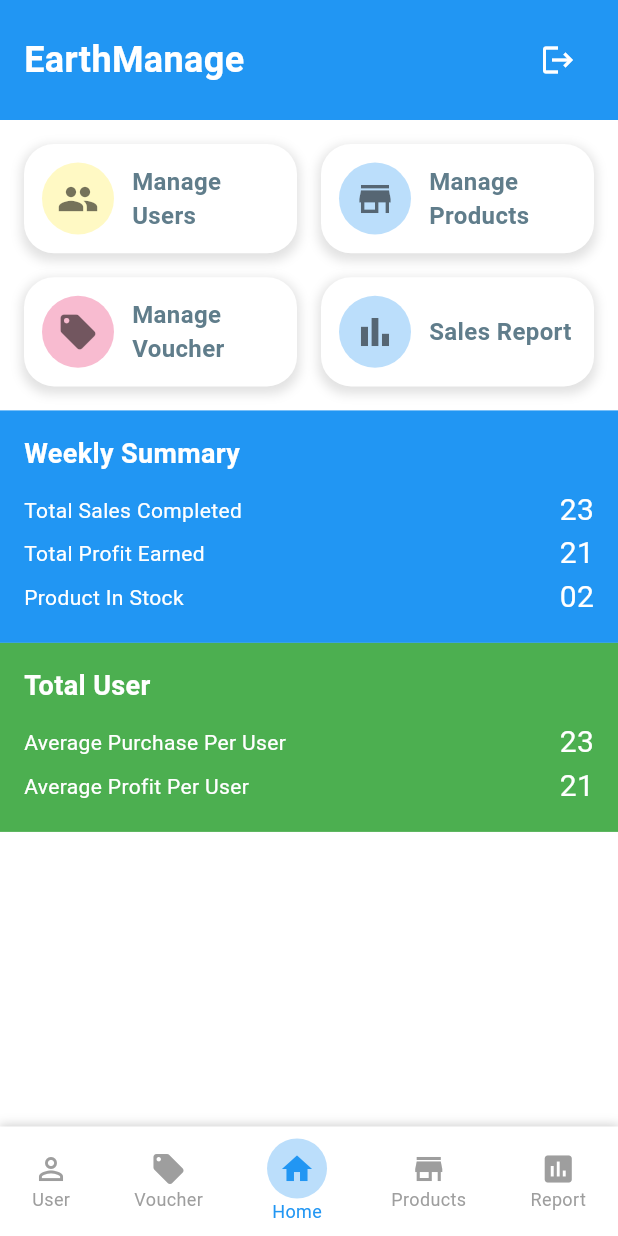
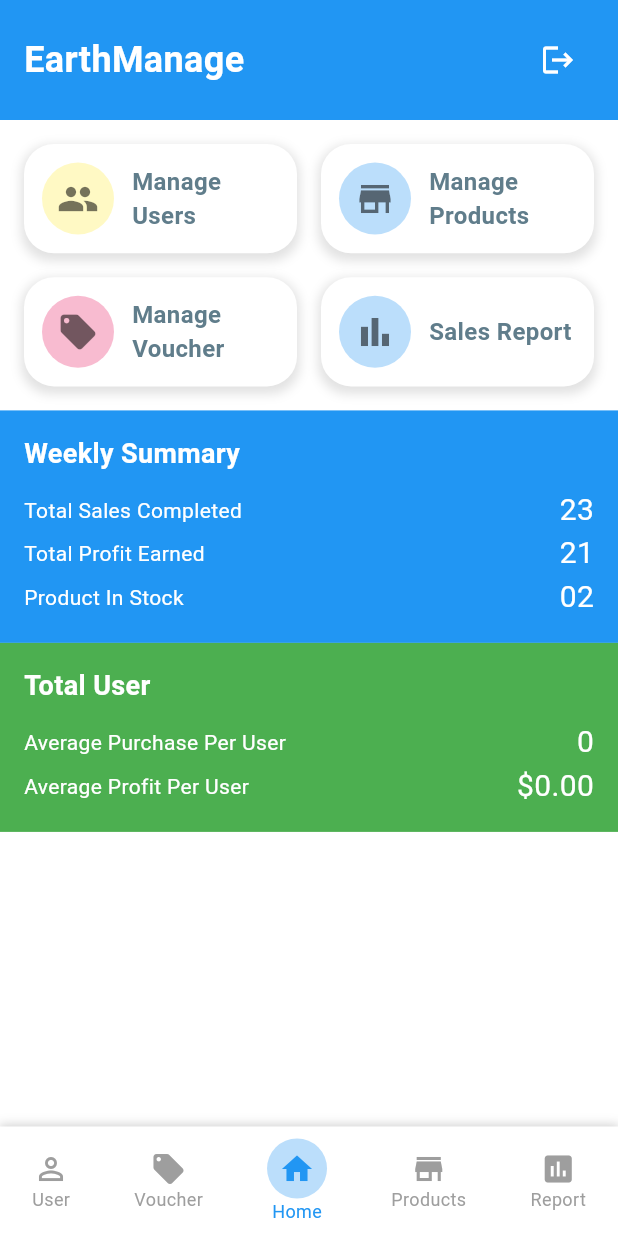
Before and after one commit to siewleeon/EarthShare, a Flutter app: the AdminProfile screen opened by its route, on a phone screen of 412 x 824 dp. Run offline on Flutter 3.47's test engine with Material 3 defaults, Android fonts, the phone set to English and light mode, and no system bars; our stand-ins replace cloud_firestore, firebase_auth, firebase_core, firebase_storage, image_picker, shared_preferences and 1 more; accounts and stored records are empty; project files that could hold a hidden picture were left out.

Commit message:
Admin Profile Total User done

```diff
--- a/lib/adminProfile.dart
+++ b/lib/adminProfile.dart
@@ -1,4 +1,7 @@
 import 'package:flutter/material.dart';
+import 'package:provider/provider.dart';
+import 'package:cloud_firestore/cloud_firestore.dart'; // Add this import
+import '../providers/transaction_provider.dart';
 
 class AdminProfile extends StatefulWidget {
   const AdminProfile({super.key});
@@ -9,243 +12,166 @@ class AdminProfile extends StatefulWidget {
 
 class _ProfilePageState extends State<AdminProfile> {
   void changePage(int page) {
+    // Existing changePage function remains unchanged
     switch (page) {
-      case 0:
-        {
-          debugPrint("home");
-          Navigator.pushReplacementNamed(context, "/adminPage");
-          break;
-        }
-      case 1:
-        {
-          debugPrint("user");
-          break;
-        }
-      case 2:
-        {
-          debugPrint("voucher");
-          Navigator.pushNamed(context, "/manageVoucherPage");
-          break;
-        }
-      case 3:
-        {
-          debugPrint("product");
-          break;
-        }
-      case 4:
-        {
-          debugPrint("report");
-          Navigator.pushNamed(context, "/salesReportPage");
-          break;
-        }
-      case 5:
-        {
-          debugPrint("logout");
-          Navigator.pushNamedAndRemoveUntil(context, '/adminLogin', (Route<dynamic> route) => false);
-          break;
-        }
-      default:
-        break;
+      case 0: Navigator.pushReplacementNamed(context, "/adminPage"); break;
+      case 1: debugPrint("user"); break;
+      case 2: Navigator.pushNamed(context, "/manageVoucherPage"); break;
+      case 3: debugPrint("product"); break;
+      case 4: Navigator.pushNamed(context, "/salesReportPage"); break;
+      case 5: Navigator.pushNamedAndRemoveUntil(context, '/adminLogin', (Route<dynamic> route) => false); break;
     }
   }
 
   @override
+  void initState() {
+    super.initState();
+    // Remove the provider.loadUserTransactions('all') call as it’s replaced by FutureBuilder
+  }
+
+  @override
   Widget build(BuildContext context) {
+    return ChangeNotifierProvider(
+      create: (_) => TransactionProvider(),
+      child: Consumer<TransactionProvider>(
+        builder: (context, provider, child) {
+          if (provider.isLoading) {
+            return const Scaffold(body: Center(child: CircularProgressIndicator()));
+          }
+
           return Scaffold(
             body: SingleChildScrollView(
               child: Column(
                 children: [
-            // Header
+                  // Header (unchanged)
                   Container(
                     padding: const EdgeInsets.all(16),
                     color: Colors.blue,
                     child: Row(
                       mainAxisAlignment: MainAxisAlignment.spaceBetween,
                       children: [
-                  const Text(
-                    'EarthManage',
-                    style: TextStyle(
-                      color: Colors.white,
-                      fontSize: 24,
-                      fontWeight: FontWeight.bold,
-                    ),
-                  ),
-                  IconButton(
-                    icon: const Icon(Icons.logout, color: Colors.white),
-                    onPressed: () {changePage(5);},
-                  ),
+                        const Text('EarthManage', style: TextStyle(color: Colors.white, fontSize: 24, fontWeight: FontWeight.bold)),
+                        IconButton(icon: const Icon(Icons.logout, color: Colors.white), onPressed: () => changePage(5)),
                       ],
                     ),
                   ),
-            // Menu Buttons in Grid
+                  // Menu Buttons (unchanged)
                   Padding(
                     padding: const EdgeInsets.all(16.0),
                     child: GridView.count(
-                crossAxisCount: 2, // 2 columns
-                shrinkWrap: true, // Fit content within the parent
-                physics: const NeverScrollableScrollPhysics(), // Disable scrolling
+                      crossAxisCount: 2,
+                      shrinkWrap: true,
+                      physics: const NeverScrollableScrollPhysics(),
                       crossAxisSpacing: 16,
                       mainAxisSpacing: 16,
-                childAspectRatio: 2.5, // Adjust the aspect ratio for wider buttons
+                      childAspectRatio: 2.5,
                       children: [
-                  _buildMenuButton(
-                    icon: Icons.people,
-                    label: 'Manage Users',
-                    color: Colors.yellow[100]!,
-                    onTap: () => changePage(1),
-                  ),
-                  _buildMenuButton(
-                    icon: Icons.store,
-                    label: 'Manage Products',
-                    color: Colors.blue[100]!,
-                    onTap: () => changePage(3),
-                  ),
-                  _buildMenuButton(
-                    icon: Icons.local_offer,
-                    label: 'Manage Voucher',
-                    color: Colors.pink[100]!,
-                    onTap: () => changePage(2),
-                  ),
-                  _buildMenuButton(
-                    icon: Icons.bar_chart,
-                    label: 'Sales Report',
-                    color: Colors.blue[100]!,
-                    onTap: () => changePage(4),
-                  ),
+                        _buildMenuButton(icon: Icons.people, label: 'Manage Users', color: Colors.yellow[100]!, onTap: () => changePage(1)),
+                        _buildMenuButton(icon: Icons.store, label: 'Manage Products', color: Colors.blue[100]!, onTap: () => changePage(3)),
+                        _buildMenuButton(icon: Icons.local_offer, label: 'Manage Voucher', color: Colors.pink[100]!, onTap: () => changePage(2)),
+                        _buildMenuButton(icon: Icons.bar_chart, label: 'Sales Report', color: Colors.blue[100]!, onTap: () => changePage(4)),
                       ],
                     ),
                   ),
-            // Weekly Summary
+                  // Weekly Summary (unchanged for now)
                   Container(
                     padding: const EdgeInsets.all(16),
                     color: Colors.blue,
                     child: Column(
                       crossAxisAlignment: CrossAxisAlignment.start,
                       children: [
-                  const Text(
-                    'Weekly Summary',
-                    style: TextStyle(
-                      color: Colors.white,
-                      fontSize: 18,
-                      fontWeight: FontWeight.bold,
-                    ),
-                  ),
+                        const Text('Weekly Summary', style: TextStyle(color: Colors.white, fontSize: 18, fontWeight: FontWeight.bold)),
                         const SizedBox(height: 10),
-                  Row(
-                    mainAxisAlignment: MainAxisAlignment.spaceBetween,
-                    children: [
-                      const Text('Total Sales Completed', style: TextStyle(color: Colors.white)),
-                      Text('23', style: TextStyle(color: Colors.white, fontSize: 20)),
-                    ],
-                  ),
-                  Row(
-                    mainAxisAlignment: MainAxisAlignment.spaceBetween,
-                    children: [
-                      const Text('Total Profit Earned', style: TextStyle(color: Colors.white)),
-                      Text('21', style: TextStyle(color: Colors.white, fontSize: 20)),
-                    ],
-                  ),
-                  Row(
-                    mainAxisAlignment: MainAxisAlignment.spaceBetween,
-                    children: [
-                      const Text('Product In Stock', style: TextStyle(color: Colors.white)),
-                      Text('02', style: TextStyle(color: Colors.white, fontSize: 20)),
-                    ],
-                  ),
+                        Row(mainAxisAlignment: MainAxisAlignment.spaceBetween, children: [const Text('Total Sales Completed', style: TextStyle(color: Colors.white)), Text('23', style: TextStyle(color: Colors.white, fontSize: 20))]),
+                        Row(mainAxisAlignment: MainAxisAlignment.spaceBetween, children: [const Text('Total Profit Earned', style: TextStyle(color: Colors.white)), Text('21', style: TextStyle(color: Colors.white, fontSize: 20))]),
+                        Row(mainAxisAlignment: MainAxisAlignment.spaceBetween, children: [const Text('Product In Stock', style: TextStyle(color: Colors.white)), Text('02', style: TextStyle(color: Colors.white, fontSize: 20))]),
                       ],
                     ),
                   ),
-            // Total User
-            Container(
+                  // Total User with FutureBuilder
+                  FutureBuilder<QuerySnapshot>(
+                    future: FirebaseFirestore.instance.collection('transactions').get(),
+                    builder: (context, snapshot) {
+                      if (snapshot.connectionState == ConnectionState.waiting) {
+                        return const Padding(
+                          padding: EdgeInsets.all(16),
+                          child: Center(child: CircularProgressIndicator()),
+                        );
+                      }
+                      if (snapshot.hasError) {
+                        return Padding(
+                          padding: const EdgeInsets.all(16),
+                          child: Text('Error: ${snapshot.error}', style: const TextStyle(color: Colors.red)),
+                        );
+                      }
+                      final transactions = snapshot.data?.docs ?? [];
+                      Map<String, Map<String, dynamic>> userSales = {};
+                      for (var doc in transactions) {
+                        final data = doc.data() as Map<String, dynamic>;
+                        final userId = data['userId'] as String;
+                        final items = (data['items'] as List<dynamic>?)?.cast<Map<String, dynamic>>() ?? [];
+                        final totalAmount = (data['totalAmount'] as num?)?.toDouble() ?? 0.0;
+
+                        if (!userSales.containsKey(userId)) {
+                          userSales[userId] = {'quantity': 0, 'totalProfit': 0.0};
+                        }
+                        userSales[userId]!['quantity'] += items.length;
+                        userSales[userId]!['totalProfit'] += totalAmount;
+                      }
+                      final totalUsers = userSales.length;
+                      final totalPurchases = userSales.values.fold(0, (sum, e) => sum + e['quantity'] as int);
+                      final totalProfit = userSales.values.fold(0.0, (sum, e) => sum + e['totalProfit']);
+                      final averagePurchasePerUser = totalUsers > 0 ? (totalPurchases / totalUsers).round() : 0;
+                      final averageProfitPerUser = totalUsers > 0 ? (totalProfit / totalUsers).toStringAsFixed(2) : '0.00';
+
+                      return Container(
                         padding: const EdgeInsets.all(16),
                         color: Colors.green,
                         child: Column(
                           crossAxisAlignment: CrossAxisAlignment.start,
                           children: [
-                  const Text(
-                    'Total User',
-                    style: TextStyle(
-                      color: Colors.white,
-                      fontSize: 18,
-                      fontWeight: FontWeight.bold,
-                    ),
-                  ),
+                            const Text('Total User', style: TextStyle(color: Colors.white, fontSize: 18, fontWeight: FontWeight.bold)),
                             const SizedBox(height: 10),
                             Row(
                               mainAxisAlignment: MainAxisAlignment.spaceBetween,
                               children: [
                                 const Text('Average Purchase Per User', style: TextStyle(color: Colors.white)),
-                      Text('23', style: TextStyle(color: Colors.white, fontSize: 20)),
+                                Text(averagePurchasePerUser.toString(), style: const TextStyle(color: Colors.white, fontSize: 20)),
                               ],
                             ),
                             Row(
                               mainAxisAlignment: MainAxisAlignment.spaceBetween,
                               children: [
                                 const Text('Average Profit Per User', style: TextStyle(color: Colors.white)),
-                      Text('21', style: TextStyle(color: Colors.white, fontSize: 20)),
+                                Text('\$$averageProfitPerUser', style: const TextStyle(color: Colors.white, fontSize: 20)),
                               ],
                             ),
                           ],
                         ),
+                      );
+                    },
                   ),
                 ],
               ),
             ),
             bottomNavigationBar: _buildBottomNavigationBar(),
           );
+        },
+      ),
+    );
   }
 
-  Widget _buildMenuButton({
-    required IconData icon,
-    required String label,
-    required Color color,
-    required VoidCallback onTap,
-  }) {
+  // _buildMenuButton, _buildBottomNavigationBar, and _buildNavItem remain unchanged
+  // Add these methods from the original code if not already included above
+  Widget _buildMenuButton({required IconData icon, required String label, required Color color, required VoidCallback onTap}) {
     return GestureDetector(
       onTap: onTap,
       child: Container(
-        decoration: BoxDecoration(
-          color: Colors.white,
-          borderRadius: BorderRadius.circular(20),
-          boxShadow: [
-            BoxShadow(
-              color: Colors.grey.withValues(alpha: 0.3),
-              spreadRadius: 2,
-              blurRadius: 5,
-              offset: const Offset(0, 3),
-            ),
-          ],
-        ),
+        decoration: BoxDecoration(color: Colors.white, borderRadius: BorderRadius.circular(20), boxShadow: [BoxShadow(color: Colors.grey.withValues(alpha: 0.3), spreadRadius: 2, blurRadius: 5, offset: const Offset(0, 3))]),
         child: Row(
           children: [
-            Padding(
-              padding: const EdgeInsets.all(12.0),
-              child: Container(
-                padding: const EdgeInsets.all(10),
-                decoration: BoxDecoration(
-                  shape: BoxShape.circle,
-                  color: color,
-                ),
-                child: Icon(
-                  icon,
-                  size: 28,
-                  color: Colors.black54,
-                ),
-              ),
-            ),
-            Expanded(
-              child: Text(
-                label,
-                style: const TextStyle(
-                  fontSize: 16,
-                  color: Colors.blueGrey,
-                  fontWeight: FontWeight.bold,
-                ),
-                textAlign: TextAlign.left,
-                maxLines: 2,
-                overflow: TextOverflow.ellipsis,
-              ),
-            ),
+            Padding(padding: const EdgeInsets.all(12.0), child: Container(padding: const EdgeInsets.all(10), decoration: BoxDecoration(shape: BoxShape.circle, color: color), child: Icon(icon, size: 28, color: Colors.black54))),
+            Expanded(child: Text(label, style: const TextStyle(fontSize: 16, color: Colors.blueGrey, fontWeight: FontWeight.bold), textAlign: TextAlign.left, maxLines: 2, overflow: TextOverflow.ellipsis)),
             const SizedBox(width: 12),
           ],
         ),
@@ -255,16 +181,7 @@ class _ProfilePageState extends State<AdminProfile> {
 
   Widget _buildBottomNavigationBar() {
     return Container(
-      decoration: BoxDecoration(
-        color: Colors.white,
-        boxShadow: [
-          BoxShadow(
-            color: Colors.grey.withValues(alpha: 0.5),
-            spreadRadius: 1,
-            blurRadius: 5,
-          ),
-        ],
-      ),
+      decoration: BoxDecoration(color: Colors.white, boxShadow: [BoxShadow(color: Colors.grey.withValues(alpha: 0.5), spreadRadius: 1, blurRadius: 5)]),
       child: Padding(
         padding: const EdgeInsets.symmetric(vertical: 8),
         child: Row(
@@ -286,21 +203,11 @@ class _ProfilePageState extends State<AdminProfile> {
       builder: (context) => GestureDetector(
         onTap: () {
           switch (label) {
-            case 'Home':
-              changePage(0);
-              break;
-            case 'User':
-              changePage(1);
-              break;
-            case 'Voucher':
-              changePage(2);
-              break;
-            case 'Products':
-              changePage(3);
-              break;
-            case 'Report':
-              changePage(4);
-              break;
+            case 'Home': changePage(0); break;
+            case 'User': changePage(1); break;
+            case 'Voucher': changePage(2); break;
+            case 'Products': changePage(3); break;
+            case 'Report': changePage(4); break;
           }
         },
         child: Column(
@@ -308,24 +215,10 @@ class _ProfilePageState extends State<AdminProfile> {
           children: [
             Container(
               padding: isSelected ? const EdgeInsets.all(8) : EdgeInsets.zero,
-              decoration: isSelected
-                  ? BoxDecoration(
-                shape: BoxShape.circle,
-                color: Colors.blue[100],
-              )
-                  : null,
-              child: Icon(
-                icon,
-                color: isSelected ? Colors.blue : Colors.grey,
+              decoration: isSelected ? BoxDecoration(shape: BoxShape.circle, color: Colors.blue[100]) : null,
+              child: Icon(icon, color: isSelected ? Colors.blue : Colors.grey),
             ),
-            ),
-            Text(
-              label,
-              style: TextStyle(
-                color: isSelected ? Colors.blue : Colors.grey,
-                fontSize: 12,
-              ),
-            ),
+            Text(label, style: TextStyle(color: isSelected ? Colors.blue : Colors.grey, fontSize: 12)),
           ],
         ),
       ),
```
Lines whose indentation alone changed are shown as unchanged.
